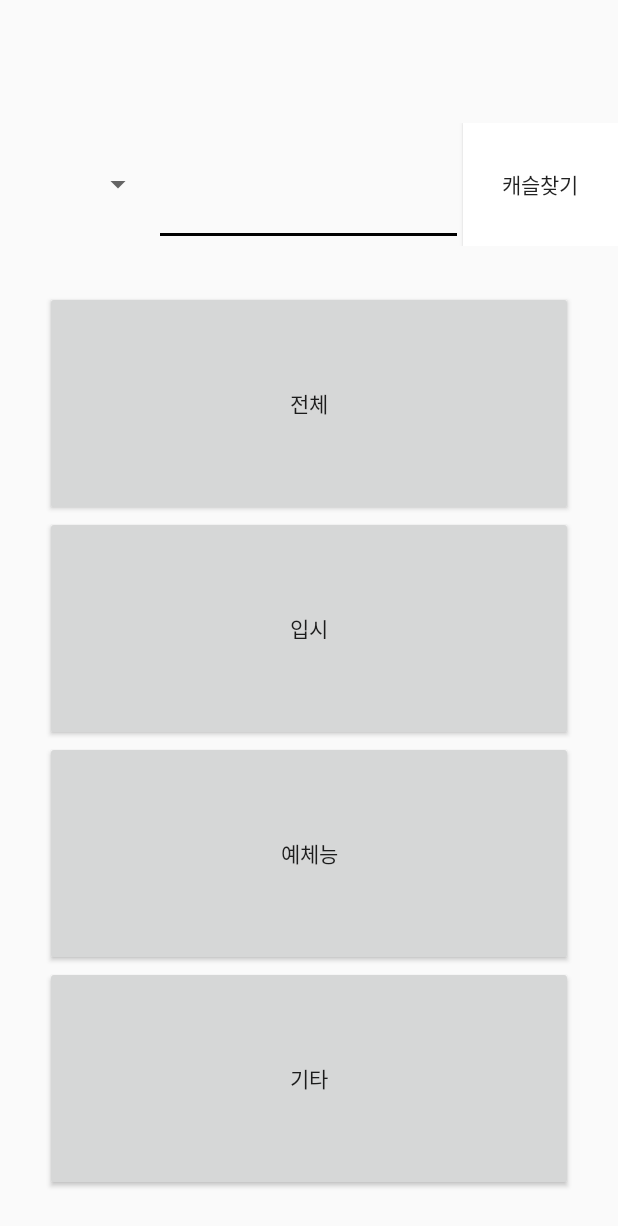
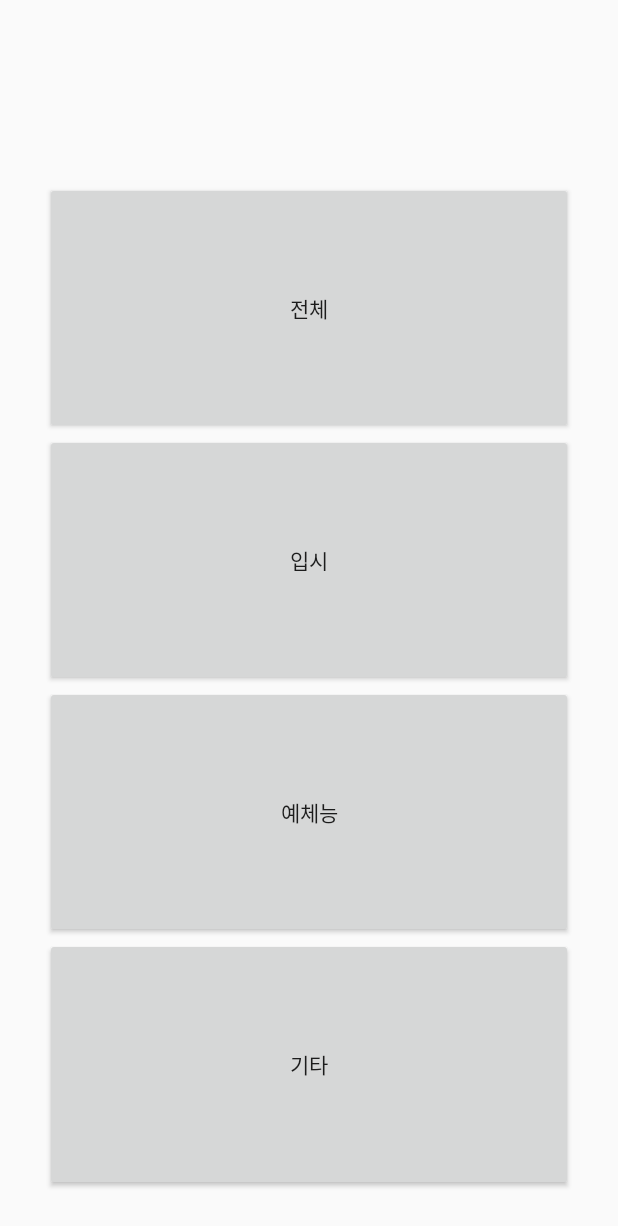
Before and after one commit to WonYong-Song/androidPjoect, an Android app: the layout activity_main.xml on its own in the app's theme, with its tools: preview values and no code run, on a phone screen of 412 x 824 dp. Shown: the top 1226 px of the screen. Run offline under Robolectric (Android 15) with nearby library versions, the phone set to English and light mode, and no system bars.

Commit message:
집에서 작업함...네이버지도 api적용중

```diff
--- a/app/build.gradle
+++ b/app/build.gradle
@@ -25,4 +25,7 @@ dependencies {
     testImplementation 'junit:junit:4.12'
     androidTestImplementation 'com.android.support.test:runner:1.0.2'
     androidTestImplementation 'com.android.support.test.espresso:espresso-core:3.0.2'
+
+    //네이버지도 사용을 위한 의존설정
+    implementation 'com.naver.maps:map-sdk:3.2.1'
 }
--- a/app/src/main/AndroidManifest.xml
+++ b/app/src/main/AndroidManifest.xml
@@ -12,6 +12,9 @@
         android:supportsRtl="true"
         android:theme="@style/AppTheme"
         android:usesCleartextTraffic="true">
+        <meta-data
+            android:name="com.naver.maps.map.CLIENT_ID"
+            android:value="wkmdhenf78" />
         <activity android:name=".AcademyDetailView"></activity>
         <activity android:name=".AcademyList" />
         <!--
--- a/app/src/main/res/layout/activity_main.xml
+++ b/app/src/main/res/layout/activity_main.xml
@@ -11,31 +11,6 @@
         android:layout_height="0sp"
         android:layout_weight="1">
 
-    </LinearLayout>
-    <LinearLayout
-        android:layout_width="match_parent"
-        android:layout_height="0sp"
-        android:layout_weight="1"
-        android:orientation="horizontal">
-        <Spinner
-            android:layout_width="0dp"
-            android:layout_height="match_parent"
-            android:layout_weight="1"
-            android:id="@+id/search_column">
-        </Spinner>
-        <EditText
-            android:id="@+id/search_contents"
-            android:layout_width="0dp"
-            android:layout_height="match_parent"
-            android:layout_weight="2"
-            />
-        <Button
-            android:id="@+id/search_button"
-            android:layout_width="0dp"
-            android:layout_height="match_parent"
-            android:layout_weight="1"
-            android:background="@android:color/background_light"
-            android:text="캐슬찾기"/>
     </LinearLayout>
     <LinearLayout
         android:layout_width="match_parent"
```
Also changed, not shown: app/src/main/java/com/kosmo/studycastle/AcademyDetailView.java (+51 -0 lines), app/src/main/java/com/kosmo/studycastle/AcademyList.java (+34 -9 lines), app/src/main/java/com/kosmo/studycastle/MainActivity.java (+1 -30 lines), app/src/main/res/layout/activity_academy_detail_view.xml (+9 -5 lines).
